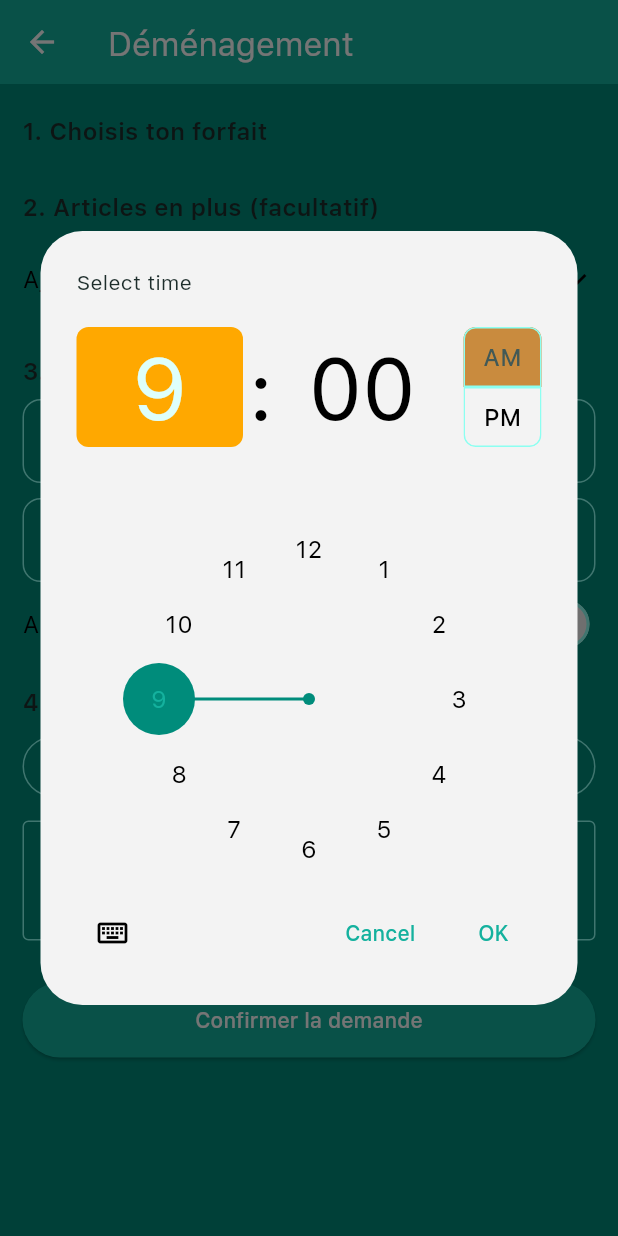
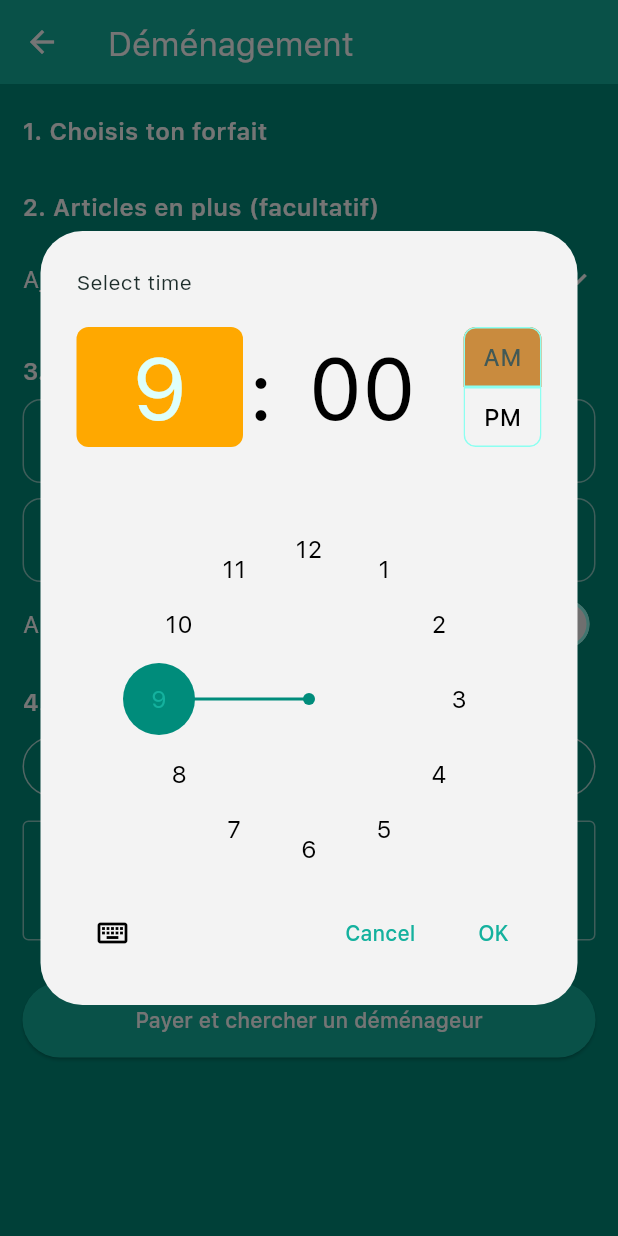
Before and after one commit to rolandpierre1/wolygo-rider, a Flutter app: the MovingScreen screen opened directly, after a tap on "Date", after a tap on "Heure", on a phone screen of 412 x 824 dp. Run offline on Flutter 3.47's test engine with Material 3 defaults, Android fonts, the phone set to English and light mode, and no system bars; our stand-ins replace app_links, cached_network_image, carousel_slider, chewie, connectivity_plus, country_code_picker and 25 more; missing offline and left inert: dart_pusher_channels, flutter_inappwebview, just_the_tooltip, loading_overlay_pro, phone_numbers_parser, video_thumbnail; accounts and stored records are empty; network calls fail.

Commit message:
Déménagement: paiement en ligne, texte blanc, sans prix/km
Co-Authored-By: Claude Sonnet 5.5 <noreply@anthropic.com>
Claude-Session: https://claude.ai/code/session_01LntwFCrzLsAXpobbrMwVj9

```diff
--- a/lib/features/moving/screens/moving_screen.dart
+++ b/lib/features/moving/screens/moving_screen.dart
@@ -6,6 +6,7 @@ import 'package:ride_sharing_user_app/helper/display_helper.dart';
 import 'package:ride_sharing_user_app/util/app_constants.dart';
 import 'package:ride_sharing_user_app/util/dimensions.dart';
 import 'package:ride_sharing_user_app/util/styles.dart';
+import 'package:ride_sharing_user_app/features/moving/screens/moving_pay_screen.dart';
 
 /// Écran « Déménagement » : choix du forfait, articles en plus, adresses, date, prix, confirmation.
 class MovingScreen extends StatefulWidget {
@@ -24,6 +25,8 @@ class _Place {
 
 class _MovingScreenState extends State<MovingScreen> {
   final ApiClient _api = Get.find<ApiClient>();
+  TextStyle get _sb => textSemiBold.copyWith(color: Colors.white);
+  TextStyle get _rg => textRegular.copyWith(color: Colors.white);
 
   bool _loading = true;
   bool _sending = false;
@@ -201,24 +204,42 @@ class _MovingScreenState extends State<MovingScreen> {
         'move_time': _time == null ? null : '${_two(_time!.hour)}:${_two(_time!.minute)}',
         'notes': _notesCtrl.text.trim().isEmpty ? null : _notesCtrl.text.trim(),
       });
-    final res = await _api.postData('/api/customer/moving/order', body);
+    final res = await _api.postData('/api/customer/moving/checkout', body);
+    if (!mounted) return;
+    if (res.statusCode == 401) {
+      setState(() => _sending = false);
+      showCustomSnackBar('Connecte-toi pour envoyer ta demande.');
+      return;
+    }
+    if (res.statusCode != 200 || res.body is! Map || res.body['checkout_url'] == null) {
+      setState(() => _sending = false);
+      showCustomSnackBar('Paiement impossible pour le moment. Réessaie.');
+      return;
+    }
+    final token = '${res.body['token']}';
+    await Get.to(() => MovingPayScreen(url: '${res.body['checkout_url']}'));
+    // Vérifie le paiement (même si la fenêtre a été fermée, au cas où il est passé).
+    bool paid = false;
+    for (int i = 0; i < 3 && !paid; i++) {
+      final v = await _api.postData('/api/customer/moving/checkout/verify', {'token': token});
+      paid = v.statusCode == 200 || v.statusCode == 202;
+      if (!paid) await Future.delayed(const Duration(seconds: 2));
+    }
     if (!mounted) return;
     setState(() => _sending = false);
-    if (res.statusCode == 200) {
+    if (paid) {
       await showDialog(
         context: context,
         barrierDismissible: false,
         builder: (c) => AlertDialog(
-          title: const Text('Demande envoyée ✅'),
-          content: const Text('Ta demande de déménagement est enregistrée. Un déménageur WolyGo sera assigné bientôt.'),
+          title: const Text('Paiement reçu ✅'),
+          content: const Text('Nous cherchons un déménageur WolyGo pour ta demande. Tu seras informé dès qu\'il accepte.'),
           actions: [TextButton(onPressed: () => Navigator.of(c).pop(), child: const Text('OK'))],
         ),
       );
       if (mounted) Navigator.of(context).pop();
-    } else if (res.statusCode == 401) {
-      showCustomSnackBar('Connecte-toi pour envoyer ta demande.');
     } else {
-      showCustomSnackBar('Envoi impossible. Vérifie les informations et réessaie.');
+      showCustomSnackBar('Paiement non confirmé. Aucune commande créée.');
     }
   }
 
@@ -253,7 +274,8 @@ class _MovingScreenState extends State<MovingScreen> {
                   if (_suggestions.isNotEmpty && _suggestFor == 'to') _suggestionList('to'),
                   SwitchListTile(
                     contentPadding: EdgeInsets.zero,
-                    title: const Text('Aller-retour'),
+                    title: Text('Aller-retour', style: _rg),
+                    activeColor: Colors.white,
                     value: _roundTrip,
                     onChanged: (v) {
                       setState(() => _roundTrip = v);
@@ -266,16 +288,18 @@ class _MovingScreenState extends State<MovingScreen> {
                     Expanded(
                       child: OutlinedButton.icon(
                         onPressed: _pickDate,
-                        icon: const Icon(Icons.calendar_month_outlined),
-                        label: Text(_date == null ? 'Date' : '${_date!.year}-${_two(_date!.month)}-${_two(_date!.day)}'),
+                        style: OutlinedButton.styleFrom(foregroundColor: Colors.white, side: const BorderSide(color: Colors.white70)),
+                        icon: const Icon(Icons.calendar_month_outlined, color: Colors.white),
+                        label: Text(_date == null ? 'Date' : '${_date!.year}-${_two(_date!.month)}-${_two(_date!.day)}', style: const TextStyle(color: Colors.white)),
                       ),
                     ),
                     const SizedBox(width: 10),
                     Expanded(
                       child: OutlinedButton.icon(
                         onPressed: _pickTime,
-                        icon: const Icon(Icons.schedule),
-                        label: Text(_time == null ? 'Heure' : '${_two(_time!.hour)}:${_two(_time!.minute)}'),
+                        style: OutlinedButton.styleFrom(foregroundColor: Colors.white, side: const BorderSide(color: Colors.white70)),
+                        icon: const Icon(Icons.schedule, color: Colors.white),
+                        label: Text(_time == null ? 'Heure' : '${_two(_time!.hour)}:${_two(_time!.minute)}', style: const TextStyle(color: Colors.white)),
                       ),
                     ),
                   ]),
@@ -283,7 +307,9 @@ class _MovingScreenState extends State<MovingScreen> {
                   TextField(
                     controller: _notesCtrl,
                     maxLines: 2,
-                    decoration: const InputDecoration(labelText: 'Notes (étage, ascenseur, accès…)', border: OutlineInputBorder()),
+                    style: const TextStyle(color: Colors.white),
+                    cursorColor: Colors.white,
+                    decoration: const InputDecoration(labelText: 'Notes (étage, ascenseur, accès…)', labelStyle: TextStyle(color: Colors.white70), enabledBorder: OutlineInputBorder(borderSide: BorderSide(color: Colors.white54)), focusedBorder: OutlineInputBorder(borderSide: BorderSide(color: Colors.white)), border: OutlineInputBorder()),
                   ),
                   const SizedBox(height: 16),
                   _summary(primary),
@@ -293,7 +319,7 @@ class _MovingScreenState extends State<MovingScreen> {
                     child: ElevatedButton(
                       onPressed: _sending ? null : _submit,
                       style: ElevatedButton.styleFrom(backgroundColor: primary, foregroundColor: Colors.white, shape: RoundedRectangleBorder(borderRadius: BorderRadius.circular(30))),
-                      child: _sending ? const SizedBox(height: 22, width: 22, child: CircularProgressIndicator(strokeWidth: 2, color: Colors.white)) : const Text('Confirmer la demande'),
+                      child: _sending ? const SizedBox(height: 22, width: 22, child: CircularProgressIndicator(strokeWidth: 2, color: Colors.white)) : const Text('Payer et chercher un déménageur'),
                     ),
                   ),
                   const SizedBox(height: 30),
@@ -305,17 +331,17 @@ class _MovingScreenState extends State<MovingScreen> {
 
   Widget _title(String t) => Padding(
         padding: const EdgeInsets.only(bottom: 8, top: 4),
-        child: Text(t, style: textSemiBold.copyWith(fontSize: Dimensions.fontSizeLarge)),
+        child: Text(t, style: _sb.copyWith(fontSize: Dimensions.fontSizeLarge)),
       );
 
   Widget _thumb(String? url, double size, IconData fallback) {
     if (url == null || url.isEmpty) {
-      return Container(width: size, height: size, decoration: BoxDecoration(color: Colors.black12, borderRadius: BorderRadius.circular(10)), child: Icon(fallback, color: Colors.black38));
+      return Container(width: size, height: size, decoration: BoxDecoration(color: Colors.white24, borderRadius: BorderRadius.circular(10)), child: Icon(fallback, color: Colors.white70));
     }
     return ClipRRect(
       borderRadius: BorderRadius.circular(10),
       child: Image.network(url, width: size, height: size, fit: BoxFit.cover,
-          errorBuilder: (c, e, s) => Container(width: size, height: size, color: Colors.black12, child: Icon(fallback, color: Colors.black38))),
+          errorBuilder: (c, e, s) => Container(width: size, height: size, color: Colors.white24, child: Icon(fallback, color: Colors.white70))),
     );
   }
 
@@ -331,21 +357,21 @@ class _MovingScreenState extends State<MovingScreen> {
         margin: const EdgeInsets.only(bottom: 10),
         padding: const EdgeInsets.all(10),
         decoration: BoxDecoration(
-          color: Theme.of(context).cardColor,
+          color: Colors.white.withOpacity(.10),
           borderRadius: BorderRadius.circular(14),
-          border: Border.all(color: selected ? primary : Colors.black12, width: selected ? 2 : 1),
+          border: Border.all(color: selected ? Colors.white : Colors.white24, width: selected ? 2 : 1),
         ),
         child: Row(children: [
           _thumb(p['image'] as String?, 64, Icons.local_shipping_outlined),
           const SizedBox(width: 12),
           Expanded(
             child: Column(crossAxisAlignment: CrossAxisAlignment.start, children: [
-              Text('${p['name']}', style: textSemiBold.copyWith(fontSize: Dimensions.fontSizeLarge)),
+              Text('${p['name']}', style: _sb.copyWith(fontSize: Dimensions.fontSizeLarge)),
               const SizedBox(height: 2),
-              Text('${_money(p['base_price'] as num)} + ${_money(p['per_km_price'] as num)}/km', style: textRegular.copyWith(color: Theme.of(context).hintColor)),
+              Text('À partir de ${_money(p['base_price'] as num)}', style: _rg.copyWith(color: Colors.white70)),
             ]),
           ),
-          if (selected) Icon(Icons.check_circle, color: primary),
+          if (selected) const Icon(Icons.check_circle, color: Colors.white),
         ]),
       ),
     );
@@ -354,17 +380,19 @@ class _MovingScreenState extends State<MovingScreen> {
   Widget _itemsSection() {
     return ExpansionTile(
       tilePadding: EdgeInsets.zero,
-      title: Text(_qty.values.fold<int>(0, (a, b) => a + b) == 0 ? 'Ajouter des articles' : '${_qty.values.fold<int>(0, (a, b) => a + b)} article(s) ajouté(s)'),
+      iconColor: Colors.white,
+      collapsedIconColor: Colors.white,
+      title: Text(_qty.values.fold<int>(0, (a, b) => a + b) == 0 ? 'Ajouter des articles' : '${_qty.values.fold<int>(0, (a, b) => a + b)} article(s) ajouté(s)', style: _rg),
       children: [
         for (final it in _items)
           ListTile(
             contentPadding: EdgeInsets.zero,
             leading: _thumb(it['image'] as String?, 44, Icons.chair_alt_outlined),
-            title: Text('${it['name']}'),
-            subtitle: Text(_money(it['price'] as num)),
+            title: Text('${it['name']}', style: _rg),
+            subtitle: Text(_money(it['price'] as num), style: const TextStyle(color: Colors.white70)),
             trailing: Row(mainAxisSize: MainAxisSize.min, children: [
               IconButton(
-                icon: const Icon(Icons.remove_circle_outline),
+                icon: const Icon(Icons.remove_circle_outline, color: Colors.white),
                 onPressed: (_qty[it['id'] as int] ?? 0) > 0
                     ? () {
                         setState(() => _qty[it['id'] as int] = (_qty[it['id'] as int] ?? 0) - 1);
@@ -372,9 +400,9 @@ class _MovingScreenState extends State<MovingScreen> {
                       }
                     : null,
               ),
-              Text('${_qty[it['id'] as int] ?? 0}'),
+              Text('${_qty[it['id'] as int] ?? 0}', style: _rg),
               IconButton(
-                icon: const Icon(Icons.add_circle_outline),
+                icon: const Icon(Icons.add_circle_outline, color: Colors.white),
                 onPressed: () {
                   setState(() => _qty[it['id'] as int] = (_qty[it['id'] as int] ?? 0) + 1);
                   _refreshQuote();
@@ -390,9 +418,14 @@ class _MovingScreenState extends State<MovingScreen> {
     return TextField(
       controller: c,
       onChanged: (t) => _onTyping(which, t),
+      style: const TextStyle(color: Colors.white),
+      cursorColor: Colors.white,
       decoration: InputDecoration(
         hintText: hint,
-        prefixIcon: Icon(icon),
+        hintStyle: const TextStyle(color: Colors.white60),
+        prefixIcon: Icon(icon, color: Colors.white),
+        enabledBorder: OutlineInputBorder(borderRadius: BorderRadius.circular(12), borderSide: const BorderSide(color: Colors.white54)),
+        focusedBorder: OutlineInputBorder(borderRadius: BorderRadius.circular(12), borderSide: const BorderSide(color: Colors.white)),
         border: OutlineInputBorder(borderRadius: BorderRadius.circular(12)),
         suffixIcon: (which == 'from' ? _from : _to) != null ? const Icon(Icons.check_circle, color: Colors.green) : null,
       ),
@@ -402,13 +435,13 @@ class _MovingScreenState extends State<MovingScreen> {
   Widget _suggestionList(String which) {
     return Container(
       margin: const EdgeInsets.only(top: 4),
-      decoration: BoxDecoration(color: Theme.of(context).cardColor, borderRadius: BorderRadius.circular(12), border: Border.all(color: Colors.black12)),
+      decoration: BoxDecoration(color: Colors.white.withOpacity(.12), borderRadius: BorderRadius.circular(12), border: Border.all(color: Colors.white24)),
       child: Column(children: [
         for (final s in _suggestions.take(5))
           ListTile(
             dense: true,
-            leading: const Icon(Icons.place_outlined, size: 20),
-            title: Text('${s['description']}', maxLines: 2, overflow: TextOverflow.ellipsis),
+            leading: const Icon(Icons.place_outlined, size: 20, color: Colors.white),
+            title: Text('${s['description']}', maxLines: 2, overflow: TextOverflow.ellipsis, style: _rg),
             onTap: () => _pick(which, s),
           ),
       ]),
@@ -423,26 +456,25 @@ class _MovingScreenState extends State<MovingScreen> {
     if (_quote == null) {
       return Container(
         padding: const EdgeInsets.all(14),
-        decoration: BoxDecoration(color: primary.withOpacity(.08), borderRadius: BorderRadius.circular(14)),
-        child: Text(_quoting ? 'Calcul du prix…' : 'Choisis les deux adresses pour voir le prix.'),
+        decoration: BoxDecoration(color: Colors.white.withOpacity(.10), borderRadius: BorderRadius.circular(14)),
+        child: Text(_quoting ? 'Calcul du prix…' : 'Choisis les deux adresses pour voir le prix.', style: _rg),
       );
     }
     final q = _quote!;
     Widget row(String a, String b, {bool bold = false}) => Padding(
           padding: const EdgeInsets.symmetric(vertical: 2),
           child: Row(mainAxisAlignment: MainAxisAlignment.spaceBetween, children: [
-            Text(a, style: bold ? textSemiBold : textRegular),
-            Text(b, style: bold ? textSemiBold.copyWith(fontSize: Dimensions.fontSizeLarge) : textRegular),
+            Text(a, style: bold ? _sb : _rg),
+            Text(b, style: bold ? _sb.copyWith(fontSize: Dimensions.fontSizeLarge) : _rg),
           ]),
         );
     return Container(
       padding: const EdgeInsets.all(14),
-      decoration: BoxDecoration(color: primary.withOpacity(.08), borderRadius: BorderRadius.circular(14)),
+      decoration: BoxDecoration(color: Colors.white.withOpacity(.10), borderRadius: BorderRadius.circular(14)),
       child: Column(children: [
-        row('Forfait ${p['name']}', _money(q['base_price'] as num)),
-        row('Distance (${q['distance_km']} km)', _money(q['distance_price'] as num)),
+        row('Déménagement – ${p['name']}', _money((q['base_price'] as num) + (q['distance_price'] as num))),
         if ((q['items_total'] as num) > 0) row('Articles', _money(q['items_total'] as num)),
-        const Divider(),
+        const Divider(color: Colors.white38),
         row('Total', _money(q['total'] as num), bold: true),
       ]),
     );
--- a/pubspec.yaml
+++ b/pubspec.yaml
@@ -1,6 +1,6 @@
 name: ride_sharing_user_app
 description: A ride sharing Flutter project.
-version: 1.0.9+25
+version: 1.0.10+26
 publish_to: 'none'
 
 environment:
```
Also changed, not shown: lib/features/moving/screens/moving_pay_screen.dart (added, +50 -0 lines).
